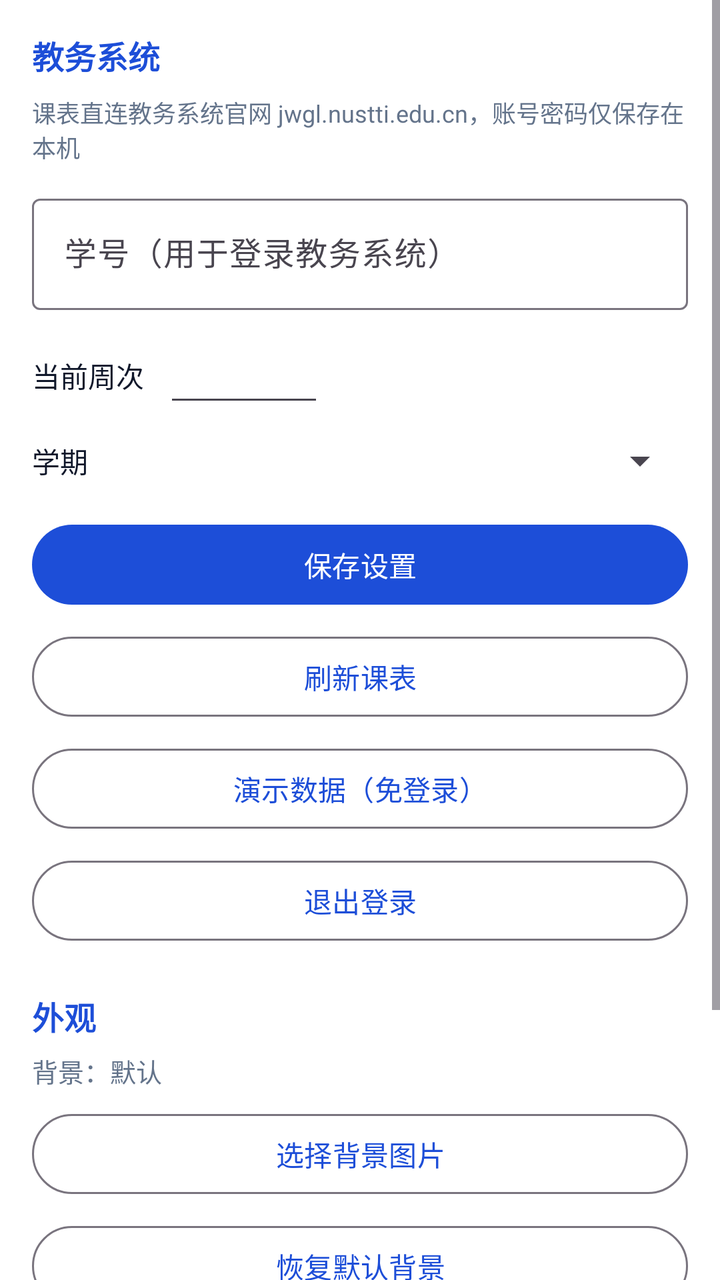
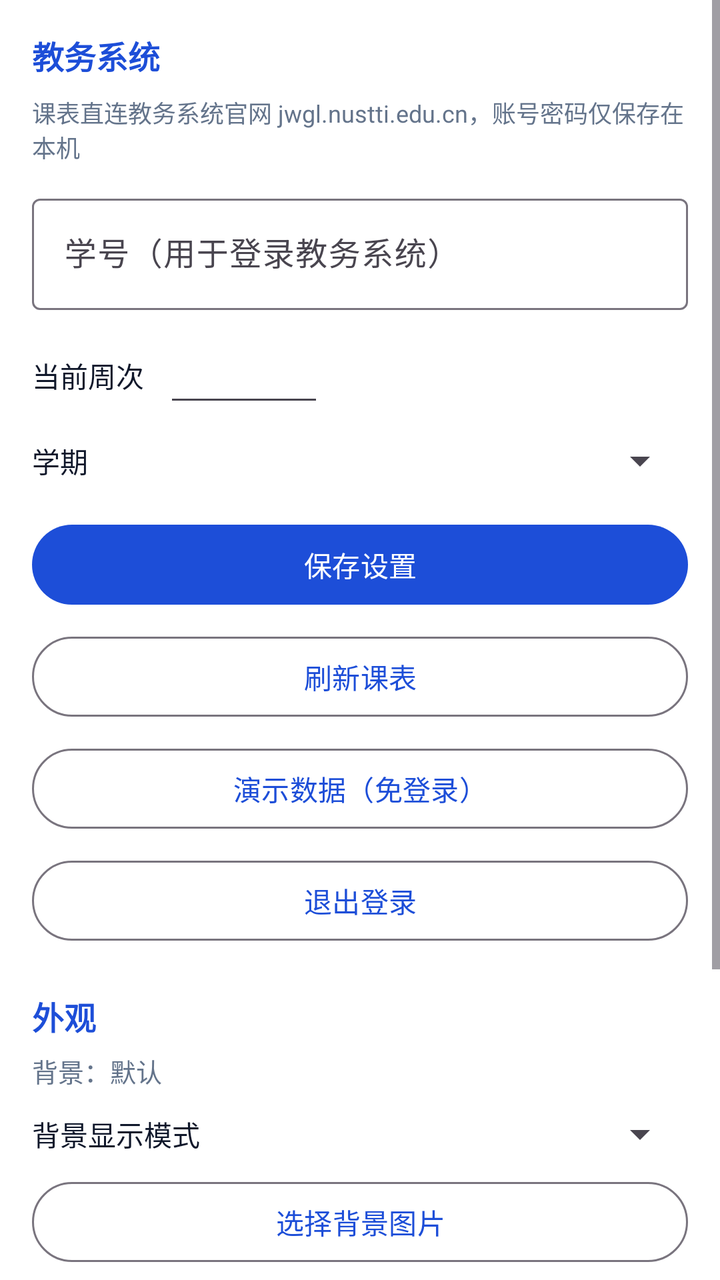

Two renders of the same Android screen: before a commit and after it. Below are the layout's source before the change and the commit's diff.
<!-- AndroidManifest.xml: application theme Theme.NusttiTimetable -->
<!-- res/layout/fragment_settings.xml -->
<?xml version="1.0" encoding="utf-8"?>
<ScrollView xmlns:android="http://schemas.android.com/apk/res/android"
    android:layout_width="match_parent"
    android:layout_height="match_parent"
    android:background="@color/surface">

    <LinearLayout
        android:layout_width="match_parent"
        android:layout_height="wrap_content"
        android:orientation="vertical"
        android:padding="16dp">

        <TextView
            android:layout_width="wrap_content"
            android:layout_height="wrap_content"
            android:text="教务系统"
            android:textColor="@color/brand"
            android:textSize="16sp"
            android:textStyle="bold" />

        <TextView
            android:layout_width="match_parent"
            android:layout_height="wrap_content"
            android:layout_marginTop="8dp"
            android:text="@string/tip_jwgl"
            android:textColor="@color/text_secondary"
            android:textSize="12sp" />

        <com.google.android.material.textfield.TextInputLayout
            android:layout_width="match_parent"
            android:layout_height="wrap_content"
            android:layout_marginTop="12dp"
            android:hint="学号（用于登录教务系统）">

            <com.google.android.material.textfield.TextInputEditText
                android:id="@+id/etStudentId"
                android:layout_width="match_parent"
                android:layout_height="wrap_content"
                android:inputType="text"
                android:singleLine="true" />
        </com.google.android.material.textfield.TextInputLayout>

        <LinearLayout
            android:layout_width="match_parent"
            android:layout_height="wrap_content"
            android:layout_marginTop="12dp"
            android:gravity="center_vertical"
            android:orientation="horizontal">

            <TextView
                android:layout_width="wrap_content"
                android:layout_height="wrap_content"
                android:text="当前周次"
                android:textColor="@color/text_primary"
                android:textSize="14sp" />

            <EditText
                android:id="@+id/etWeek"
                android:layout_width="80dp"
                android:layout_height="wrap_content"
                android:layout_marginStart="10dp"
                android:inputType="number"
                android:singleLine="true" />

            <TextView
                android:id="@+id/tvWeekRange"
                android:layout_width="0dp"
                android:layout_height="wrap_content"
                android:layout_marginStart="10dp"
                android:layout_weight="1"
                android:textColor="@color/text_secondary"
                android:textSize="12sp" />
        </LinearLayout>

        <LinearLayout
            android:layout_width="match_parent"
            android:layout_height="wrap_content"
            android:layout_marginTop="10dp"
            android:gravity="center_vertical"
            android:orientation="horizontal">

            <TextView
                android:layout_width="wrap_content"
                android:layout_height="wrap_content"
                android:text="学期"
                android:textColor="@color/text_primary"
                android:textSize="14sp" />

            <Spinner
                android:id="@+id/spTerm"
                android:layout_width="0dp"
                android:layout_height="wrap_content"
                android:layout_marginStart="10dp"
                android:layout_weight="1" />
        </LinearLayout>

        <Button
            android:id="@+id/btnSave"
            android:layout_width="match_parent"
            android:layout_height="wrap_content"
            android:layout_marginTop="16dp"
            android:text="@string/action_save"
            android:textAllCaps="false" />

        <Button
            android:id="@+id/btnRefresh"
            style="?attr/materialButtonOutlinedStyle"
            android:layout_width="match_parent"
            android:layout_height="wrap_content"
            android:layout_marginTop="8dp"
            android:text="@string/action_refresh"
            android:textAllCaps="false" />

        <Button
            android:id="@+id/btnDemo"
            style="?attr/materialButtonOutlinedStyle"
            android:layout_width="match_parent"
            android:layout_height="wrap_content"
            android:layout_marginTop="8dp"
            android:text="@string/action_demo"
            android:textAllCaps="false" />

        <Button
            android:id="@+id/btnLogout"
            style="?attr/materialButtonOutlinedStyle"
            android:layout_width="match_parent"
            android:layout_height="wrap_content"
            android:layout_marginTop="8dp"
            android:text="@string/action_logout"
            android:textAllCaps="false" />

        <TextView
            android:layout_width="wrap_content"
            android:layout_height="wrap_content"
            android:layout_marginTop="22dp"
            android:text="外观"
            android:textColor="@color/brand"
            android:textSize="16sp"
            android:textStyle="bold" />

        <TextView
            android:id="@+id/tvBgStatus"
            android:layout_width="match_parent"
            android:layout_height="wrap_content"
            android:layout_marginTop="6dp"
            android:text="背景：默认"
            android:textColor="@color/text_secondary"
            android:textSize="13sp" />

        <Button
            android:id="@+id/btnPickBackground"
            style="?attr/materialButtonOutlinedStyle"
            android:layout_width="match_parent"
            android:layout_height="wrap_content"
            android:layout_marginTop="8dp"
            android:text="选择背景图片"
            android:textAllCaps="false" />

        <Button
            android:id="@+id/btnResetBackground"
            style="?attr/materialButtonOutlinedStyle"
            android:layout_width="match_parent"
            android:layout_height="wrap_content"
            android:layout_marginTop="8dp"
            android:text="恢复默认背景"
            android:textAllCaps="false" />

        <TextView
            android:layout_width="wrap_content"
            android:layout_height="wrap_content"
            android:layout_marginTop="22dp"
            android:text="本地缓存"
            android:textColor="@color/brand"
            android:textSize="16sp"
            android:textStyle="bold" />

        <TextView
            android:id="@+id/tvCacheInfo"
            android:layout_width="match_parent"
            android:layout_height="wrap_content"
            android:layout_marginTop="6dp"
            android:textColor="@color/text_secondary"
            android:textSize="13sp" />

        <TextView
            android:layout_width="wrap_content"
            android:layout_height="wrap_content"
            android:layout_marginTop="22dp"
            android:text="数据来源"
            android:textColor="@color/brand"
            android:textSize="16sp"
            android:textStyle="bold" />

        <TextView
            android:id="@+id/tvApiList"
            android:layout_width="match_parent"
            android:layout_height="wrap_content"
            android:layout_marginTop="6dp"
            android:textColor="@color/text_secondary"
            android:textSize="13sp" />
    </LinearLayout>
</ScrollView>
<!-- resources referenced by this layout -->
<resources>
  <color name="brand">#1D4ED8</color>
  <color name="surface">#FFFFFF</color>
  <color name="text_primary">#0F172A</color>
  <color name="text_secondary">#64748B</color>
  <string name="action_demo">演示数据（免登录）</string>
  <string name="action_logout">退出登录</string>
  <string name="action_refresh">刷新课表</string>
  <string name="action_save">保存设置</string>
  <string name="tip_jwgl">课表直连教务系统官网 jwgl.nustti.edu.cn，账号密码仅保存在本机</string>
  <style name="Theme.NusttiTimetable" parent="Theme.Material3.DayNight.NoActionBar">
          <item name="colorPrimary">@color/brand</item>
          <item name="colorPrimaryDark">@color/brand_dark</item>
          <item name="colorOnPrimary">@color/white</item>
          <item name="android:statusBarColor" tools:targetApi="l">@color/brand_dark</item>
      </style>
  <color name="brand_dark">#0F172A</color>
  <color name="white">#FFFFFFFF</color>
</resources>

<!-- the commit's change to res/layout/fragment_settings.xml (unified diff, before → after) -->
@@ -147,6 +147,28 @@
             android:textColor="@color/text_secondary"
             android:textSize="13sp" />
 
+        <LinearLayout
+            android:layout_width="match_parent"
+            android:layout_height="wrap_content"
+            android:layout_marginTop="10dp"
+            android:gravity="center_vertical"
+            android:orientation="horizontal">
+
+            <TextView
+                android:layout_width="wrap_content"
+                android:layout_height="wrap_content"
+                android:text="背景显示模式"
+                android:textColor="@color/text_primary"
+                android:textSize="14sp" />
+
+            <Spinner
+                android:id="@+id/spBgMode"
+                android:layout_width="0dp"
+                android:layout_height="wrap_content"
+                android:layout_marginStart="10dp"
+                android:layout_weight="1" />
+        </LinearLayout>
+
         <Button
             android:id="@+id/btnPickBackground"
             style="?attr/materialButtonOutlinedStyle"
